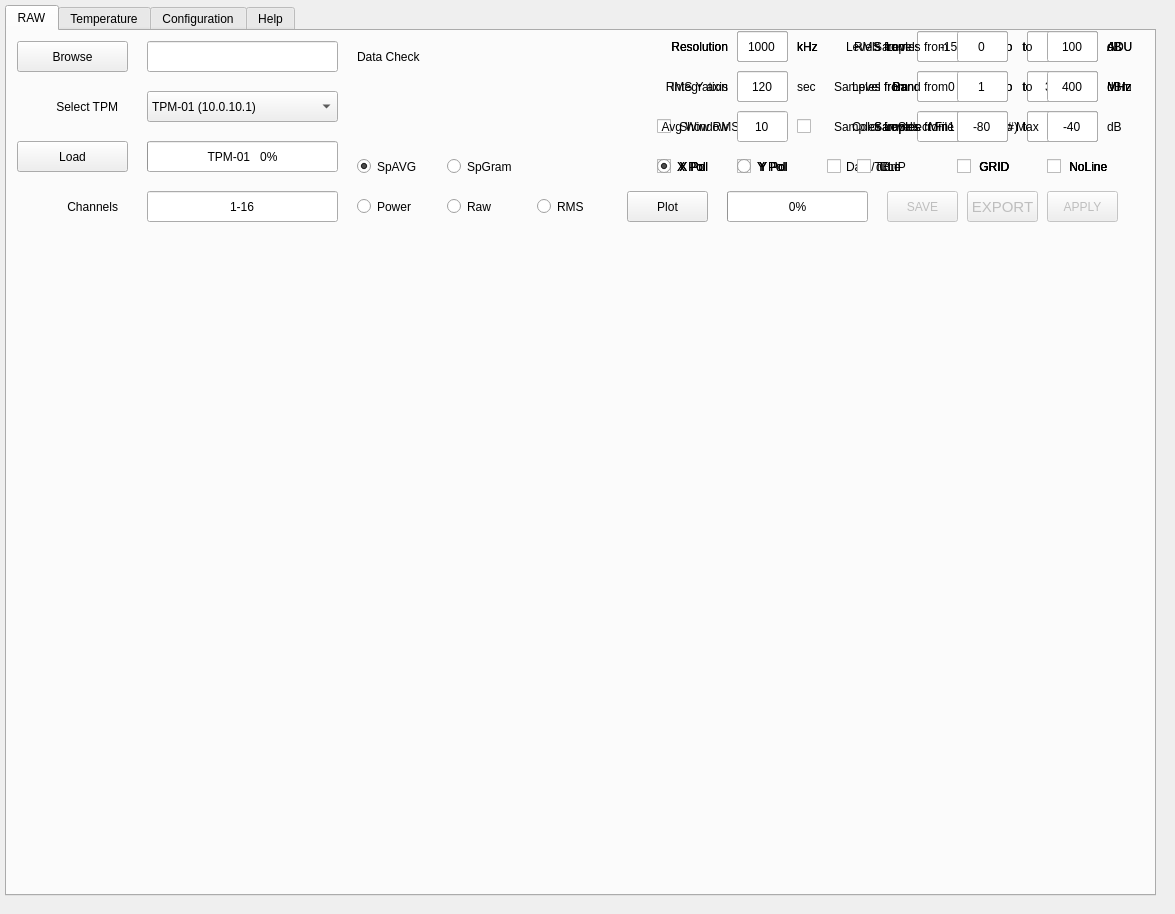
Before: the Qt Designer form Gui/skalab_playback.ui in amattana/skalab, drawn with Qt 5.
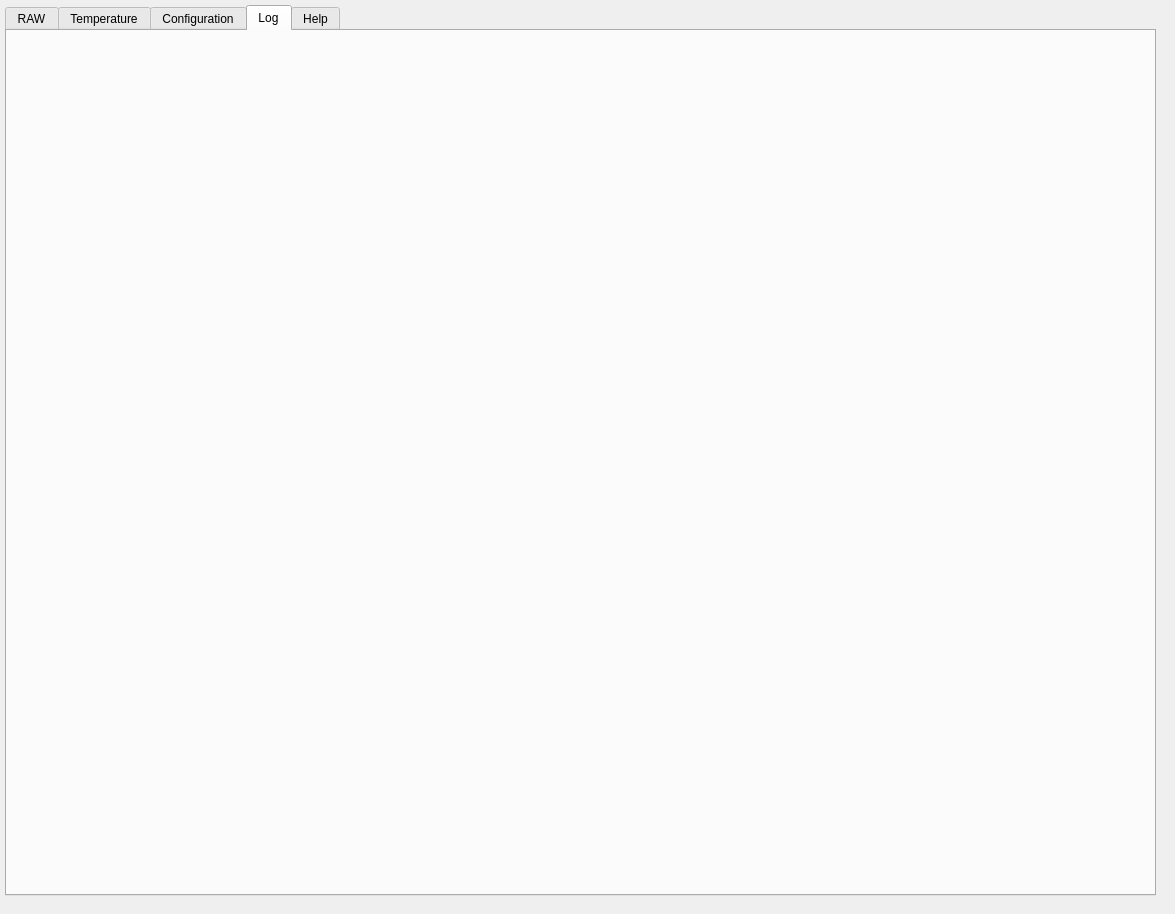
After: the same form once the commit is applied. The open tabs and pages were chosen to show the change.

Commit message: power has datetime

The edit to the form file:
```diff
--- a/Gui/skalab_playback.ui
+++ b/Gui/skalab_playback.ui
@@ -1671,7 +1671,7 @@
      <property name="geometry">
       <rect>
        <x>10</x>
-       <y>190</y>
+       <y>180</y>
        <width>1131</width>
        <height>681</height>
       </rect>
@@ -2377,6 +2377,21 @@
      <string>Configuration</string>
     </attribute>
    </widget>
+   <widget class="QWidget" name="tab">
+    <attribute name="title">
+     <string>Log</string>
+    </attribute>
+    <widget class="QWidget" name="qw_log" native="true">
+     <property name="geometry">
+      <rect>
+       <x>3</x>
+       <y>0</y>
+       <width>1131</width>
+       <height>864</height>
+      </rect>
+     </property>
+    </widget>
+   </widget>
    <widget class="QWidget" name="tabHelp">
     <attribute name="title">
      <string>Help</string>
```
The commit also changes 2 other files.
